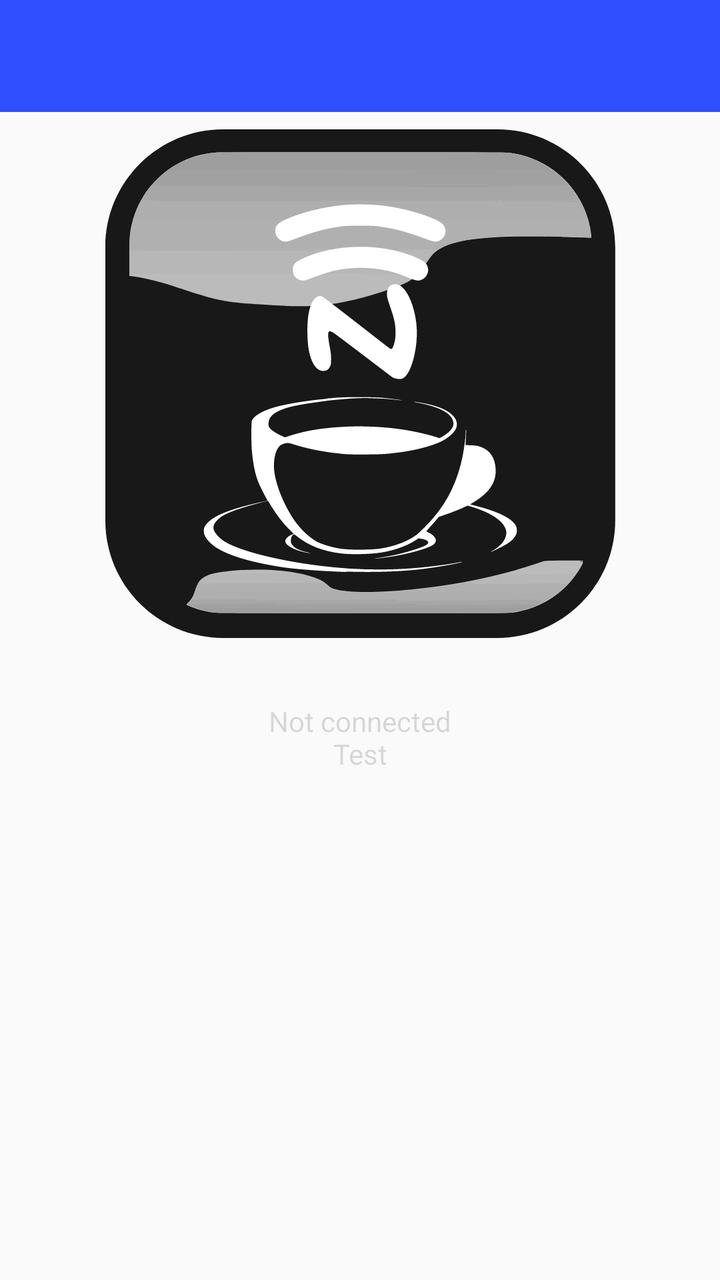
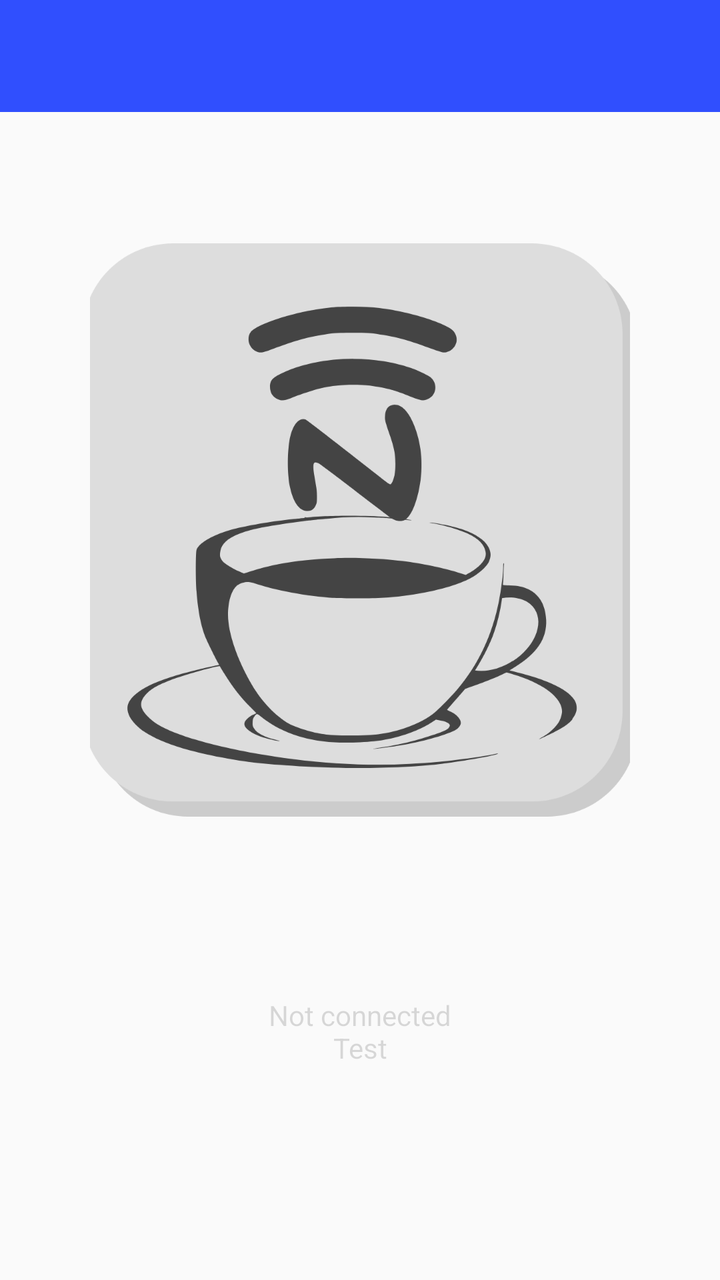

Screens rendered from an Android XML layout before and after an edit, with the pre-edit source and the edit as a unified diff.
<!-- AndroidManifest.xml: activity theme AppTheme.NoActionBar -->
<!-- res/layout/activity_main.xml -->
<?xml version="1.0" encoding="utf-8"?>
<android.support.v4.widget.DrawerLayout xmlns:android="http://schemas.android.com/apk/res/android"
    xmlns:app="http://schemas.android.com/apk/res-auto"
    android:id="@+id/drawer_layout"
    android:layout_width="match_parent"
    android:layout_height="match_parent"
    android:fitsSystemWindows="true">

    <android.support.design.widget.CoordinatorLayout
        android:layout_width="match_parent"
        android:layout_height="match_parent">

        <android.support.design.widget.AppBarLayout
            android:layout_width="match_parent"
            android:layout_height="wrap_content"
            android:theme="@style/AppTheme.AppBarOverlay"
            app:layout_behavior="@string/appbar_scrolling_view_behavior">

            <android.support.v7.widget.Toolbar
                android:id="@+id/toolbar"
                android:layout_width="match_parent"
                android:layout_height="?attr/actionBarSize"
                app:layout_scrollFlags="scroll|enterAlways" />

        </android.support.design.widget.AppBarLayout>

        <FrameLayout
            android:id="@+id/container"
            android:layout_width="match_parent"
            android:layout_height="match_parent" >

            <LinearLayout
                android:layout_width="match_parent"
                android:layout_height="match_parent"
                android:orientation="vertical">

                <ImageButton
                    android:id="@+id/getTcpData"
                    android:layout_width="match_parent"
                    android:layout_height="wrap_content"
                    android:layout_marginTop="64dp"
                    android:backgroundTint="@android:color/transparent"
                    android:padding="0dp"
                    android:theme="@style/AppTheme"
                    app:srcCompat="@drawable/button_tcp_transfer" />

                <ScrollView
                    android:layout_width="match_parent"
                    android:layout_height="match_parent">

                    <LinearLayout
                        android:layout_width="match_parent"
                        android:layout_height="match_parent"
                        android:orientation="vertical">

                        <TextView
                            android:id="@+id/mCurrentStatus"
                            android:layout_width="match_parent"
                            android:layout_height="match_parent"
                            android:layout_marginTop="32dp"
                            android:layout_weight="1"
                            android:background="@android:color/transparent"
                            android:enabled="false"
                            android:inputType="textMultiLine"
                            android:requiresFadingEdge="vertical"
                            android:scrollbars="vertical"
                            android:text="Not connected\nTest"
                            android:textAlignment="center" />
                    </LinearLayout>
                </ScrollView>

            </LinearLayout>

        </FrameLayout>
    </android.support.design.widget.CoordinatorLayout>

    <android.support.design.widget.NavigationView
        android:id="@+id/navigation_drawer"
        android:layout_width="wrap_content"
        android:layout_height="match_parent"
        android:layout_gravity="start"
        app:headerLayout="@layout/nav_header"
        app:menu="@menu/navigation_items" />

</android.support.v4.widget.DrawerLayout>
<!-- res/layout/nav_header.xml (included above) -->
<?xml version="1.0" encoding="utf-8"?>
<LinearLayout xmlns:android="http://schemas.android.com/apk/res/android"
    xmlns:app="http://schemas.android.com/apk/res-auto"
    android:layout_width="match_parent"
    android:layout_height="@dimen/nav_header_height"
    android:background="@color/colorPrimary"
    android:gravity="bottom"
    android:orientation="vertical"
    android:paddingBottom="@dimen/activity_vertical_margin"
    android:paddingLeft="@dimen/activity_horizontal_margin"
    android:paddingRight="@dimen/activity_horizontal_margin"
    android:paddingTop="@dimen/activity_vertical_margin"
    android:theme="@style/ThemeOverlay.AppCompat.Dark">

    <ImageView
        android:id="@+id/imageView"
        android:layout_width="wrap_content"
        android:layout_height="wrap_content"
        android:paddingTop="@dimen/nav_header_vertical_spacing"
        app:srcCompat="@mipmap/ic_launcher" />

    <TextView
        android:layout_width="match_parent"
        android:layout_height="wrap_content"
        android:paddingTop="@dimen/nav_header_vertical_spacing"
        android:text="NFC Coffee"
        android:textAppearance="@style/TextAppearance.AppCompat.Body1" />

    <TextView
        android:id="@+id/textView"
        android:layout_width="wrap_content"
        android:layout_height="wrap_content"
        android:text="office@dsgmedia.ro" />

</LinearLayout>
<!-- resources referenced by this layout -->
<resources>
  <color name="colorPrimary">#304ffe</color>
  <dimen name="activity_horizontal_margin">64dp</dimen>
  <dimen name="activity_vertical_margin">16dp</dimen>
  <dimen name="nav_header_height">160dp</dimen>
  <dimen name="nav_header_vertical_spacing">16dp</dimen>
  <!-- drawable button_tcp_transfer (drawable) -->
  <?xml version="1.0" encoding="utf-8"?>
  <selector xmlns:android="http://schemas.android.com/apk/res/android">
      <item android:state_pressed="true" android:drawable="@drawable/ic_new_black_nfc_pp_edt" />
      <item android:state_focused="true"  android:drawable="@drawable/ic_new_black_nfc_pp_edt" />
      <item android:drawable="@drawable/ic_new_black_nfc_np_edt" />
  </selector>
  <!-- mipmap ic_launcher: png bitmap (mipmap-hdpi, 1207 bytes) -->
  <style name="AppTheme" parent="Theme.AppCompat.Light.NoActionBar">
          
          <item name="colorPrimaryDark">@color/colorPrimaryDark</item>
          <item name="colorAccent">@color/colorAccent</item>
          <item name="windowActionBar">false</item>
          <item name="windowNoTitle">true</item>
          <item name="colorPrimary">@color/colorPrimary</item>
      </style>
  <style name="AppTheme.AppBarOverlay" parent="ThemeOverlay.AppCompat.Dark.ActionBar" />
  <style name="AppTheme.NoActionBar">
          <item name="windowActionBar">false</item>
          <item name="windowNoTitle">true</item>
          <item name="android:windowDrawsSystemBarBackgrounds">true</item>
          <item name="android:statusBarColor">@android:color/transparent</item>
      </style>
  <!-- drawable ic_new_black_nfc_pp_edt: vector/xml drawable (drawable, 16156 chars, omitted) -->
  <!-- drawable ic_new_black_nfc_np_edt: vector/xml drawable (drawable, 15856 chars, omitted) -->
  <color name="colorPrimaryDark">#303F9F</color>
  <color name="colorAccent">#ff4081</color>
</resources>

<!-- the commit's change to res/layout/activity_main.xml (unified diff, before → after) -->
@@ -40,11 +40,13 @@
                     android:layout_height="wrap_content"
                     android:layout_marginTop="64dp"
                     android:backgroundTint="@android:color/transparent"
-                    android:padding="0dp"
+                    android:scaleX="0.75"
+                    android:scaleY="0.75"
                     android:theme="@style/AppTheme"
                     app:srcCompat="@drawable/button_tcp_transfer" />
 
                 <ScrollView
+                    android:id="@+id/mScroll"
                     android:layout_width="match_parent"
                     android:layout_height="match_parent">
 
<!-- resource entries referenced after the edit -->
@@ -8,9 +8,9 @@
   <!-- drawable button_tcp_transfer (drawable) -->
   <?xml version="1.0" encoding="utf-8"?>
   <selector xmlns:android="http://schemas.android.com/apk/res/android">
-      <item android:state_pressed="true" android:drawable="@drawable/ic_new_black_nfc_pp_edt" />
-      <item android:state_focused="true"  android:drawable="@drawable/ic_new_black_nfc_pp_edt" />
-      <item android:drawable="@drawable/ic_new_black_nfc_np_edt" />
+      <item android:state_pressed="true" android:drawable="@drawable/ic_button_small_pp" />
+      <item android:state_focused="true"  android:drawable="@drawable/ic_button_small_pp" />
+      <item android:drawable="@drawable/ic_button_small_np" />
   </selector>
   <!-- mipmap ic_launcher: png bitmap (mipmap-hdpi, 1207 bytes) -->
   <style name="AppTheme" parent="Theme.AppCompat.Light.NoActionBar">
@@ -28,8 +28,8 @@
           <item name="android:windowDrawsSystemBarBackgrounds">true</item>
           <item name="android:statusBarColor">@android:color/transparent</item>
       </style>
-  <!-- drawable ic_new_black_nfc_pp_edt: vector/xml drawable (drawable, 16156 chars, omitted) -->
-  <!-- drawable ic_new_black_nfc_np_edt: vector/xml drawable (drawable, 15856 chars, omitted) -->
+  <!-- drawable ic_button_small_pp: vector/xml drawable (drawable, 5856 chars, omitted) -->
+  <!-- drawable ic_button_small_np: vector/xml drawable (drawable, 5872 chars, omitted) -->
   <color name="colorPrimaryDark">#303F9F</color>
   <color name="colorAccent">#ff4081</color>
 </resources>
